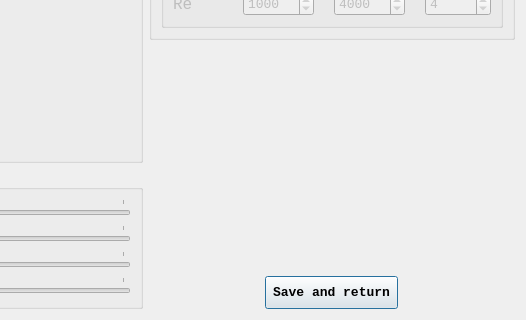
First picture: the form in src/Hammerhead/layouts/layoutHFMSettings.ui, repository Dani-Darko/Hammerhead, before the edit; both pictures show x 474 to 1000 and y 380 to 700 of the 1000 by 700 pixel window.
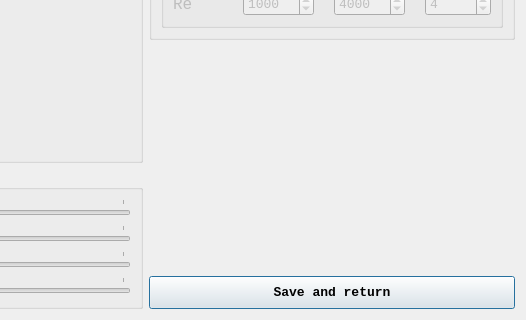
Second picture: the form after the edit. Custom widgets are drawn as their Qt base class.

Commit message: Added SM settings modal dialog

Patch:
```diff
--- a/src/Hammerhead/layouts/layoutHFMSettings.ui
+++ b/src/Hammerhead/layouts/layoutHFMSettings.ui
@@ -874,14 +874,9 @@
       </spacer>
      </item>
      <item>
-      <layout class="QHBoxLayout" name="horizontalLayoutSaveAndReturn">
-       <property name="sizeConstraint">
-        <enum>QLayout::SetFixedSize</enum>
-       </property>
-       <item>
         <widget class="QPushButton" name="pushButtonSaveAndReturn">
          <property name="sizePolicy">
-          <sizepolicy hsizetype="Fixed" vsizetype="Fixed">
+        <sizepolicy hsizetype="Minimum" vsizetype="Fixed">
            <horstretch>0</horstretch>
            <verstretch>0</verstretch>
           </sizepolicy>
@@ -896,8 +891,6 @@
           <string>Save and return</string>
          </property>
         </widget>
-       </item>
-      </layout>
      </item>
     </layout>
    </item>
```
Left out of the diff: 2 changed lines with no effect on the pictures. Lines whose indentation alone changed are shown as unchanged. The commit also changes 6 other files.
